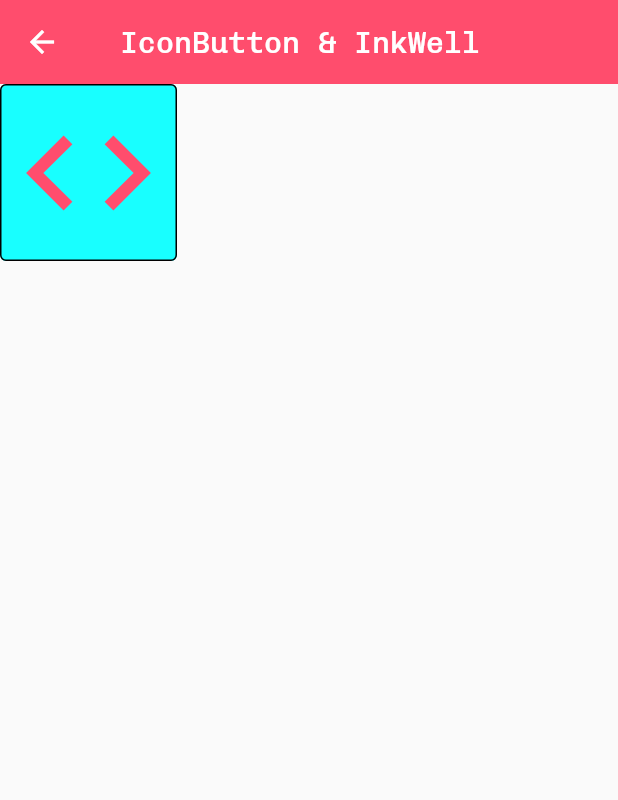
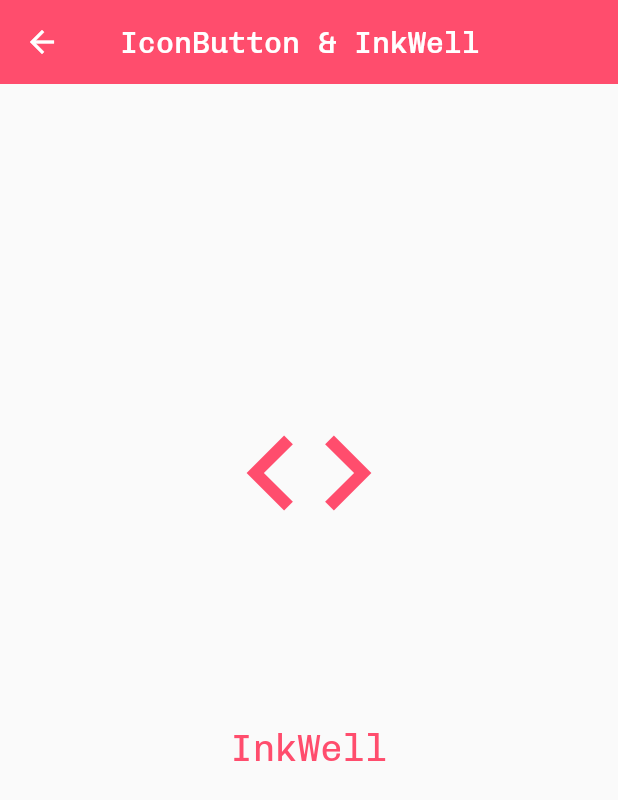
Before and after one commit to vidisha1106/chapter_4_flutter_basics, a Flutter app: the MyIconInkWell screen opened directly, on a phone screen of 412 x 824 dp. Shown: the top 800 px of the screen. Run offline on Flutter 3.47's test engine with Material 2 defaults, Android fonts, the phone set to English and light mode, and no system bars.

Commit message:
Completed : InkWell, GestureDetector, MediaQuery, Themes

```diff
--- a/lib/icon_button_inkwell.dart
+++ b/lib/icon_button_inkwell.dart
@@ -8,8 +8,7 @@ class MyIconInkWell extends StatefulWidget {
 }
 
 class _MyIconInkWellState extends State<MyIconInkWell> {
-
-  final iconFocus=FocusNode();
+  final iconFocus = FocusNode();
 
   @override
   Widget build(BuildContext context) {
@@ -21,17 +20,43 @@ class _MyIconInkWellState extends State<MyIconInkWell> {
             style: TextStyle(fontSize: 20, color: Colors.white)),
         elevation: 0,
       ),
-      body: Ink(
-        decoration: ShapeDecoration(shape: OutlineInputBorder(),color: Colors.cyanAccent),
-        child: IconButton(
-            onPressed: () {},
+      body: Center(
+        child: Column(
+          mainAxisAlignment: MainAxisAlignment.center,
+          children: [
+            IconButton(
+                onPressed: () {
+                  var msg=SnackBar(content: Text("IconButton"));
+                  ScaffoldMessenger.of(context).showSnackBar(msg);
+                },
                 iconSize: 100,
                 icon: Icon(Icons.code),
                 color: Color(0xffff4d6d),
                 splashColor: Color(0xfff8bbd0),
                 tooltip: "Code",
                 autofocus: true,
-            splashRadius: 50,highlightColor: Colors.red),
+                splashRadius: 50,
+                highlightColor: Colors.red),
+            InkWell(
+              borderRadius: BorderRadius.all(Radius.circular(25)),
+                onTap: (){
+                  var msg=SnackBar(content: Text("InkWell"));
+                  ScaffoldMessenger.of(context).showSnackBar(msg);
+                },
+
+                highlightColor: Color(0xffff4d6d),
+                splashColor: Colors.limeAccent,
+                child: Container(
+                  width: 250,
+                    height: 250,
+                    child: Center(
+                      child: Text(
+              "InkWell",
+              style: TextStyle(color: Color(0xffff4d6d), fontSize: 25),
+            ),
+                    )))
+          ],
+        ),
       ),
     );
   }
--- a/lib/reusable_code/theme_constants.dart
+++ b/lib/reusable_code/theme_constants.dart
@@ -1,6 +1,8 @@
 import 'package:flutter/material.dart';
 
-ThemeData lightTheme=ThemeData(
+class ThemeClass {
+
+  static ThemeData lightTheme = ThemeData(
     brightness: Brightness.light,
     primaryColor: Colors.pink[900],
     fontFamily: 'Chivo',
@@ -26,7 +28,7 @@ ThemeData lightTheme=ThemeData(
   );
 
 
-ThemeData darkTheme=ThemeData(
+  static ThemeData darkTheme = ThemeData(
     brightness: Brightness.dark,
     primaryColor: Colors.pink[900],
     fontFamily: 'DynaPuff',
@@ -50,3 +52,4 @@ ThemeData darkTheme=ThemeData(
       ),
     ),
   );
+}
--- a/pubspec.yaml
+++ b/pubspec.yaml
@@ -37,12 +37,13 @@ dependencies:
   cupertino_icons: ^1.0.2
   decorated_dropdownbutton: ^0.0.3
   chips_choice_null_safety: ^2.0.6
+  provider:
+  shared_preferences:
 
 
 dev_dependencies:
   flutter_test:
     sdk: flutter
-  email_validator: ^2.0.1
 
   # The "flutter_lints" package below contains a set of recommended lints to
   # encourage good coding practices. The lint set provided by the package is
```
Also changed, not shown: lib/gesture_detector.dart (+45 -1 lines), lib/main.dart (+8 -11 lines), lib/media_query.dart (added, +72 -0 lines), lib/popup_menu_button.dart (+27 -14 lines), lib/reusable_code/sizes_helpers.dart (added, +19 -0 lines), pubspec.lock, 5 other files. Lines whose indentation alone changed are shown as unchanged.
